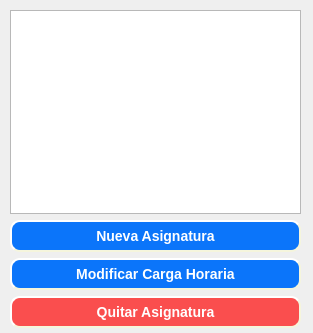
Santiago-Pinto/colorcraft, file subjectsdialog.ui: the form before one commit.
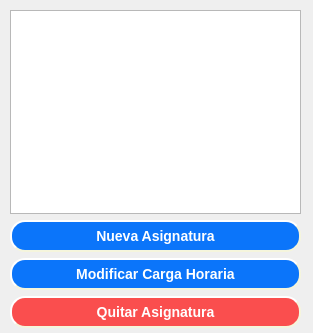
The form after the commit.

Patch:
```diff
--- a/subjectsdialog.ui
+++ b/subjectsdialog.ui
@@ -47,7 +47,7 @@
       background-color: rgb(11, 117, 250);
 	  border-style: outset;
 	  border-width: 2px;
-	  border-radius: 10px;
+	  border-radius: 15px;
 	  border-color: beige;
 	  font: bold 14px;
 	  color: white;
@@ -82,7 +82,7 @@
       background-color: rgb(11, 117, 250);
 	  border-style: outset;
 	  border-width: 2px;
-	  border-radius: 10px;
+	  border-radius: 15px;
 	  border-color: beige;
 	  font: bold 14px;
 	  color: white;
@@ -117,7 +117,7 @@
       background-color: rgb(250, 78, 78);
 	  border-style: outset;
 	  border-width: 2px;
-	  border-radius: 10px;
+	  border-radius: 15px;
 	  border-color: beige;
 	  font: bold 14px;
 	  color: white;
```
Left out of the diff: 6 changed lines with no effect on the pictures.
